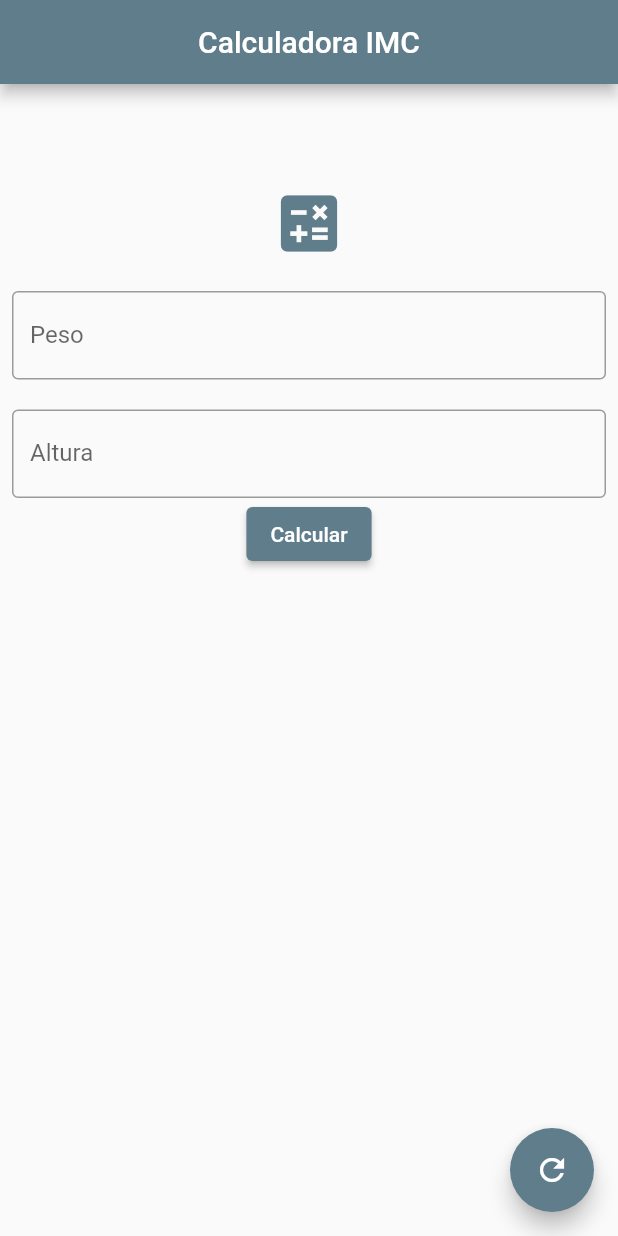
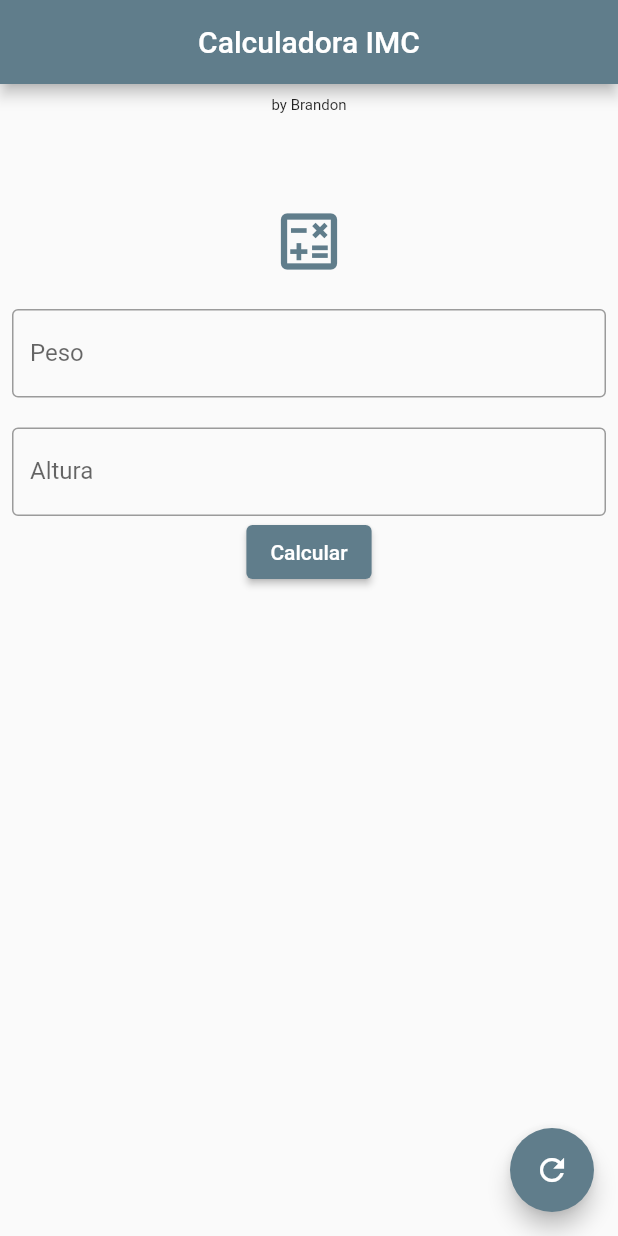
Before and after one commit to BrandonNunes/calculadora_imc, a Flutter app: the screen it shows after launch, on a phone screen of 412 x 824 dp. Run offline on Flutter 3.47's test engine with Material 2 defaults, Android fonts, the phone set to English and light mode, and no system bars.

Commit message:
mudança no icone

```diff
--- a/lib/MyHomePage.dart
+++ b/lib/MyHomePage.dart
@@ -43,6 +43,8 @@ class _MyImcAppState extends State<MyImcApp> {
       } else if (imc > 39.9) {
         resultado =
             'Seu IMC é de ${imc.toStringAsFixed(2)} e você esta com Obesidade Morbida!!! Procure um especialista!!!';
+      } else if (pesocontroller == "" || alturacontroller == "") {
+        resultado = 'Por favor preencha todos os campos';
       }
     });
   }
@@ -61,11 +63,15 @@ class _MyImcAppState extends State<MyImcApp> {
             child: Column(
               mainAxisAlignment: MainAxisAlignment.center,
               children: [
+                Text(
+                  'by Brandon',
+                  style: TextStyle(fontSize: 10),
+                ),
                 SizedBox(
                   height: 60,
                 ),
                 Icon(
-                  Icons.calculate,
+                  Icons.calculate_outlined,
                   color: Colors.blueGrey,
                   size: 50,
                 ),
```
